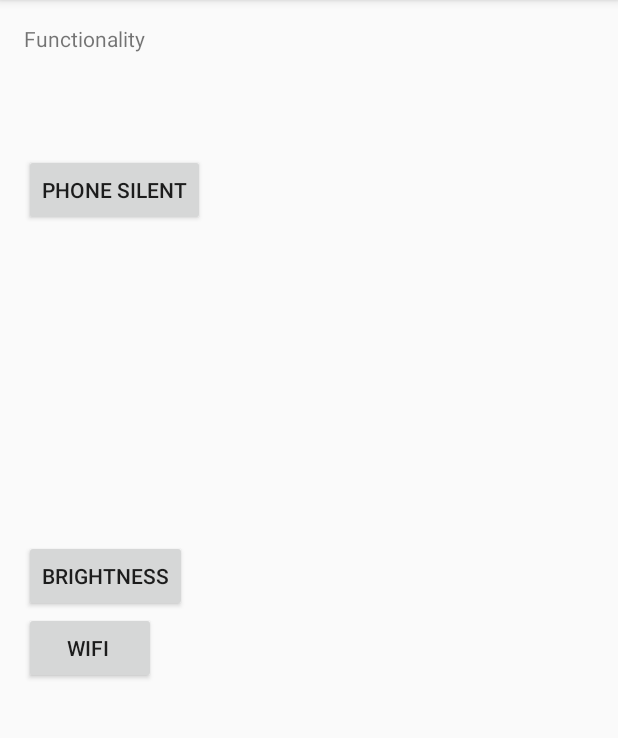
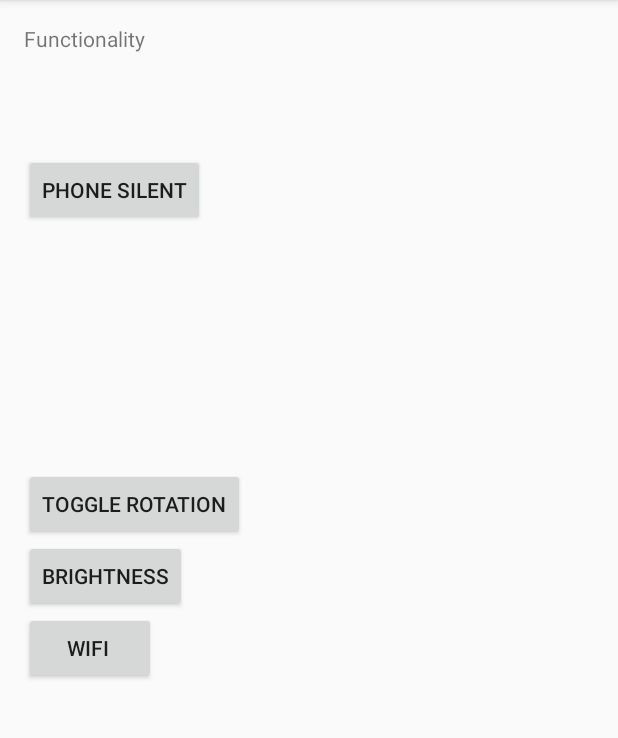
Before and after one commit to awesomeyi/SmartSchedule, an Android app: the FunctionalityViewActivity screen opened directly, with no data from a screen before it, after a tap on "WIFI", on a phone screen of 412 x 824 dp, the part 84-822 px from its top. Run offline under Robolectric (Android 15) with nearby library versions, the phone set to English and light mode, and no system bars.

Commit message:
implement rotation lock

```diff
--- a/app/src/main/java/com/example/yi/smartschedule/FunctionalityViewActivity.java
+++ b/app/src/main/java/com/example/yi/smartschedule/FunctionalityViewActivity.java
@@ -48,6 +48,10 @@ public class FunctionalityViewActivity extends AppCompatActivity implements View
         Button brightness = (Button) findViewById(R.id.brightness);
         brightness.setOnClickListener(this);
 
+        Button rotation = (Button) findViewById(R.id.rotate);
+        rotation.setOnClickListener(this);
+
+
         if (Build.VERSION.SDK_INT >= Build.VERSION_CODES.M) {
             if(!System.canWrite(getApplicationContext())){
                 Intent intent = new Intent(android.provider.Settings.ACTION_MANAGE_WRITE_SETTINGS);
@@ -79,6 +83,13 @@ public class FunctionalityViewActivity extends AppCompatActivity implements View
                 break;
             case R.id.wifi:
                 toggleWifi();
+                break;
+            case R.id.rotate:
+                try{
+                    toggleRotationLock();
+                }catch(Exception e){
+                    Util.d(e.toString());
+                }
                 break;
 
         }
@@ -114,6 +125,17 @@ public class FunctionalityViewActivity extends AppCompatActivity implements View
         Util.d("wifi set to: " + wifiInabled);
 
     }
+    public void toggleRotationLock() throws Settings.SettingNotFoundException{
+        boolean current = (System.getInt(cResolver, System.ACCELEROMETER_ROTATION) == 1);
+        System.putInt(cResolver, System.ACCELEROMETER_ROTATION, current? 0 : 1);
+        Util.d("rotion: " + !current);
+
+    }
+
+
+
+
+
     //this is a secure setting so it is read only
     public void toggleOnAirplaneMode() throws ClassNotFoundException, NoSuchFieldException, IllegalAccessException, NoSuchMethodException, InvocationTargetException {
 
@@ -133,4 +155,6 @@ public class FunctionalityViewActivity extends AppCompatActivity implements View
         Util.d("Almost airplane mode ");
 
     }
+
+
 }
--- a/app/src/main/res/layout/activity_functionality_view.xml
+++ b/app/src/main/res/layout/activity_functionality_view.xml
@@ -39,4 +39,12 @@
         android:id="@+id/wifi"
         android:layout_below="@+id/brightness"
         android:layout_alignParentStart="true" />
+
+    <Button
+        android:layout_width="wrap_content"
+        android:layout_height="wrap_content"
+        android:text="Toggle Rotation"
+        android:id="@+id/rotate"
+        android:layout_above="@+id/brightness"
+        android:layout_alignParentStart="true" />
 </RelativeLayout>
```
